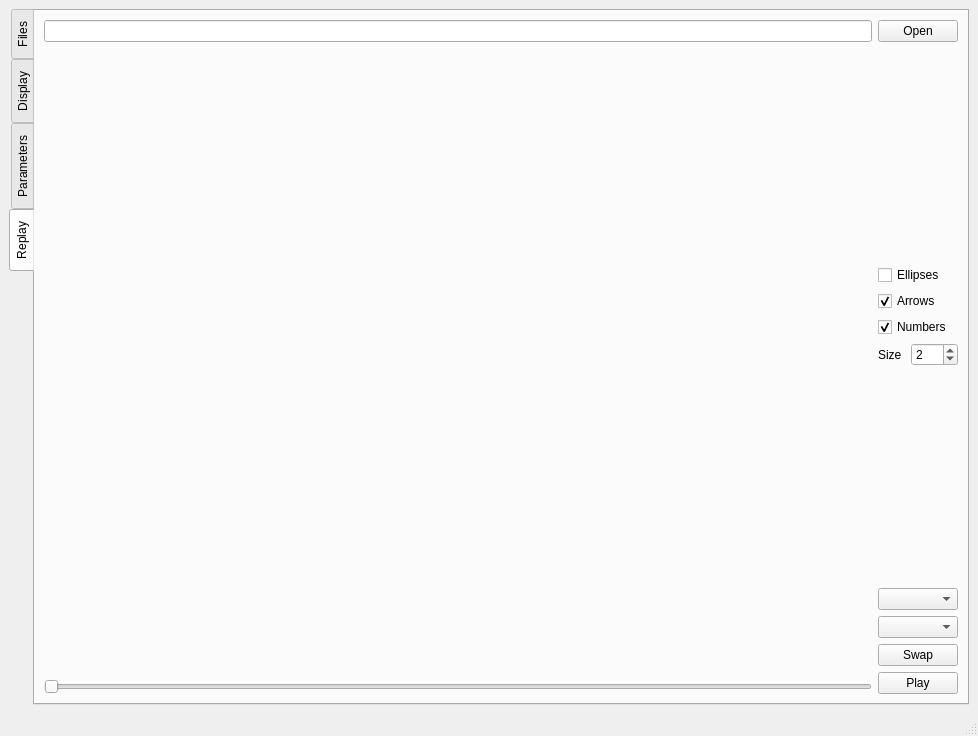
Before: the Qt Designer form mainwindow.ui in FastTrackOrg/FastTrack, drawn with Qt 5.
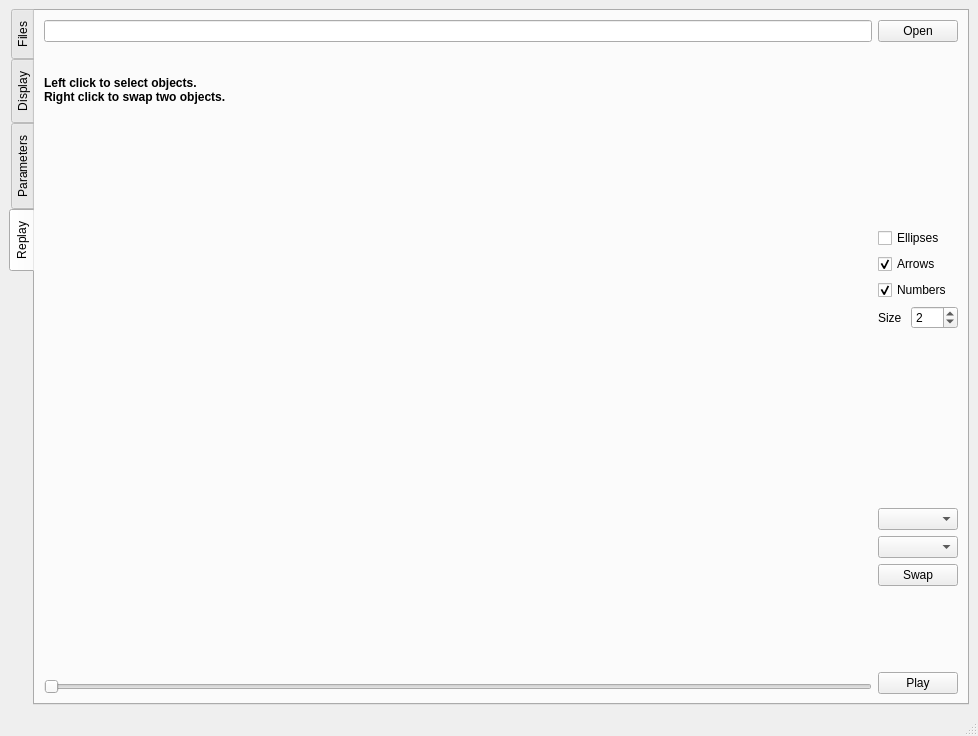
After: the same form once the commit is applied.

Commit message: [feat] replay: add swapping by mouse events

What changed in the file:
```diff
--- a/mainwindow.ui
+++ b/mainwindow.ui
@@ -167,78 +167,44 @@
         <string>Replay</string>
        </attribute>
        <layout class="QGridLayout" name="gridLayout_5">
-        <item row="9" column="1" colspan="2">
-         <widget class="QPushButton" name="swapReplay">
-          <property name="text">
-           <string>Swap</string>
-          </property>
-         </widget>
+        <item row="0" column="0">
+         <widget class="QLineEdit" name="replayPath"/>
         </item>
-        <item row="0" column="1" colspan="2">
+        <item row="0" column="1">
          <widget class="QPushButton" name="replayOpen">
           <property name="text">
            <string>Open</string>
           </property>
          </widget>
         </item>
-        <item row="2" column="1" colspan="2">
-         <widget class="QCheckBox" name="replayEllipses">
+        <item row="1" column="0">
+         <widget class="QLabel" name="label_2">
+          <property name="font">
+           <font>
+            <weight>75</weight>
+            <bold>true</bold>
+           </font>
+          </property>
           <property name="text">
-           <string>Ellipses</string>
+           <string>Left click to select objects.
+Right click to swap two objects.</string>
           </property>
          </widget>
         </item>
-        <item row="6" column="2">
-         <spacer name="verticalSpacer">
+        <item row="1" column="1" rowspan="2">
+         <spacer name="verticalSpacer_2">
           <property name="orientation">
            <enum>Qt::Vertical</enum>
           </property>
           <property name="sizeHint" stdset="0">
            <size>
             <width>20</width>
-            <height>173</height>
+            <height>174</height>
            </size>
           </property>
          </spacer>
         </item>
-        <item row="4" column="1" colspan="2">
-         <widget class="QCheckBox" name="replayNumbers">
-          <property name="text">
-           <string>Numbers</string>
-          </property>
-          <property name="checked">
-           <bool>true</bool>
-          </property>
-         </widget>
-        </item>
-        <item row="11" column="0">
-         <widget class="QSlider" name="replaySlider">
-          <property name="orientation">
-           <enum>Qt::Horizontal</enum>
-          </property>
-         </widget>
-        </item>
-        <item row="10" column="1" rowspan="2" colspan="2">
-         <widget class="QPushButton" name="playReplay">
-          <property name="text">
-           <string>Play</string>
-          </property>
-          <property name="checkable">
-           <bool>true</bool>
-          </property>
-          <property name="checked">
-           <bool>false</bool>
-          </property>
-         </widget>
-        </item>
-        <item row="5" column="1">
-         <widget class="QLabel" name="label">
-          <property name="text">
-           <string>Size</string>
-          </property>
-         </widget>
-        </item>
-        <item row="1" column="0" rowspan="10">
+        <item row="2" column="0" rowspan="11">
          <widget class="QLabel" name="replayDisplay">
           <property name="sizePolicy">
            <sizepolicy hsizetype="Ignored" vsizetype="Ignored">
@@ -249,18 +215,19 @@
           <property name="text">
            <string/>
           </property>
+          <property name="alignment">
+           <set>Qt::AlignCenter</set>
+          </property>
          </widget>
         </item>
-        <item row="8" column="1" colspan="2">
-         <widget class="QComboBox" name="object2Replay"/>
+        <item row="3" column="1">
+         <widget class="QCheckBox" name="replayEllipses">
+          <property name="text">
+           <string>Ellipses</string>
+          </property>
+         </widget>
         </item>
-        <item row="7" column="1" colspan="2">
-         <widget class="QComboBox" name="object1Replay"/>
-        </item>
-        <item row="0" column="0">
-         <widget class="QLineEdit" name="replayPath"/>
-        </item>
-        <item row="3" column="1" colspan="2">
+        <item row="4" column="1">
          <widget class="QCheckBox" name="replayArrows">
           <property name="text">
            <string>Arrows</string>
@@ -270,32 +237,99 @@
           </property>
          </widget>
         </item>
-        <item row="5" column="2">
-         <widget class="QSpinBox" name="replaySize">
-          <property name="minimum">
-           <number>1</number>
+        <item row="5" column="1">
+         <widget class="QCheckBox" name="replayNumbers">
+          <property name="text">
+           <string>Numbers</string>
           </property>
-          <property name="maximum">
-           <number>150</number>
+          <property name="checked">
+           <bool>true</bool>
           </property>
-          <property name="value">
-           <number>2</number>
+         </widget>
+        </item>
+        <item row="6" column="1">
+         <layout class="QHBoxLayout" name="horizontalLayout">
+          <item>
+           <widget class="QLabel" name="label">
+            <property name="text">
+             <string>Size</string>
+            </property>
+           </widget>
+          </item>
+          <item>
+           <widget class="QSpinBox" name="replaySize">
+            <property name="minimum">
+             <number>1</number>
+            </property>
+            <property name="maximum">
+             <number>150</number>
+            </property>
+            <property name="value">
+             <number>2</number>
+            </property>
+           </widget>
+          </item>
+         </layout>
+        </item>
+        <item row="7" column="1">
+         <spacer name="verticalSpacer">
+          <property name="orientation">
+           <enum>Qt::Vertical</enum>
           </property>
+          <property name="sizeHint" stdset="0">
+           <size>
+            <width>20</width>
+            <height>173</height>
+           </size>
+          </property>
+         </spacer>
+        </item>
+        <item row="8" column="1">
+         <widget class="QComboBox" name="object1Replay"/>
+        </item>
+        <item row="9" column="1">
+         <widget class="QComboBox" name="object2Replay"/>
+        </item>
+        <item row="10" column="1">
+         <widget class="QPushButton" name="swapReplay">
+          <property name="text">
+           <string>Swap</string>
+          </property>
          </widget>
         </item>
-        <item row="1" column="2">
-         <spacer name="verticalSpacer_2">
+        <item row="11" column="1">
+         <spacer name="verticalSpacer_3">
           <property name="orientation">
            <enum>Qt::Vertical</enum>
           </property>
           <property name="sizeHint" stdset="0">
            <size>
             <width>20</width>
-            <height>174</height>
+            <height>45</height>
            </size>
           </property>
          </spacer>
         </item>
+        <item row="12" column="1" rowspan="2">
+         <widget class="QPushButton" name="playReplay">
+          <property name="text">
+           <string>Play</string>
+          </property>
+          <property name="checkable">
+           <bool>true</bool>
+          </property>
+          <property name="checked">
+           <bool>false</bool>
+          </property>
+         </widget>
+        </item>
+        <item row="13" column="0">
+         <widget class="QSlider" name="replaySlider">
+          <property name="orientation">
+           <enum>Qt::Horizontal</enum>
+          </property>
+         </widget>
+        </item>
        </layout>
       </widget>
      </widget>
```
The commit also changes 2 other files.
